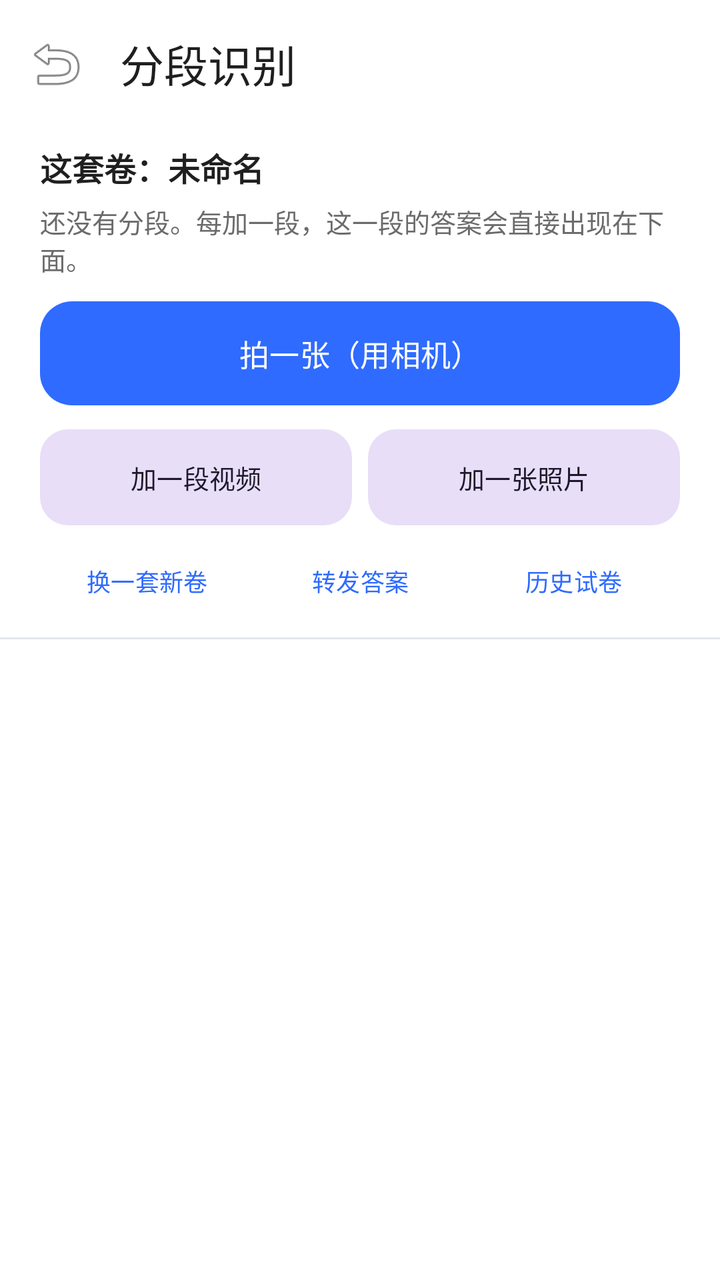
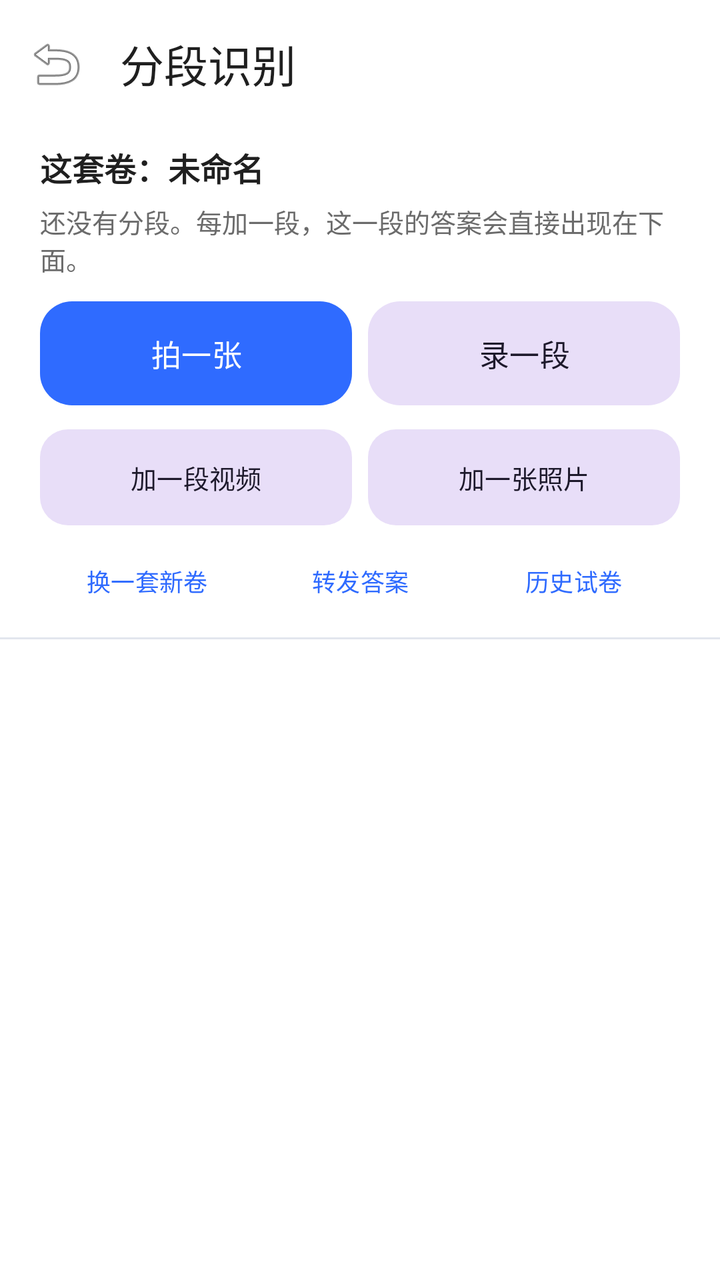

Compare the two renders of this Android layout. The source of the first and the diff that turns it into the second are given below.
<!-- AndroidManifest.xml: application theme Theme.VideoQuiz -->
<!-- res/layout/activity_paper.xml -->
<?xml version="1.0" encoding="utf-8"?>
<LinearLayout xmlns:android="http://schemas.android.com/apk/res/android"
    xmlns:app="http://schemas.android.com/apk/res-auto"
    android:layout_width="match_parent"
    android:layout_height="match_parent"
    android:background="@color/surface"
    android:orientation="vertical">

    <com.google.android.material.appbar.MaterialToolbar
        android:id="@+id/toolbar"
        android:layout_width="match_parent"
        android:layout_height="?attr/actionBarSize"
        android:background="@color/surface"
        app:navigationIcon="@android:drawable/ic_menu_revert"
        app:title="分段识别"
        app:titleTextColor="@color/onSurface" />

    <LinearLayout
        android:layout_width="match_parent"
        android:layout_height="wrap_content"
        android:orientation="vertical"
        android:paddingHorizontal="20dp"
        android:paddingTop="8dp">

        <TextView
            android:id="@+id/tvPaper"
            android:layout_width="match_parent"
            android:layout_height="wrap_content"
            android:text="这套卷：未命名"
            android:textColor="@color/onSurface"
            android:textSize="16sp"
            android:textStyle="bold" />

        <TextView
            android:id="@+id/tvSummary"
            android:layout_width="match_parent"
            android:layout_height="wrap_content"
            android:layout_marginTop="6dp"
            android:text="还没有分段。每加一段，这一段的答案会直接出现在下面。"
            android:textColor="@color/onSurfaceVariant"
            android:textSize="13sp" />

        <com.google.android.material.button.MaterialButton
            android:id="@+id/btnTakePhoto"
            android:layout_width="match_parent"
            android:layout_height="52dp"
            android:layout_marginTop="12dp"
            android:insetTop="0dp"
            android:insetBottom="0dp"
            android:maxLines="1"
            android:text="拍一张（用相机）"
            android:textSize="15sp"
            app:cornerRadius="16dp" />

        <LinearLayout
            android:layout_width="match_parent"
            android:layout_height="wrap_content"
            android:layout_marginTop="12dp"
            android:orientation="horizontal">

            <com.google.android.material.button.MaterialButton
                android:id="@+id/btnAddVideo"
                style="@style/Widget.Material3.Button.TonalButton"
                android:layout_width="0dp"
                android:layout_height="48dp"
                android:layout_weight="1"
                android:insetTop="0dp"
                android:insetBottom="0dp"
                android:text="加一段视频"
                android:textSize="13sp"
                app:cornerRadius="14dp" />

            <com.google.android.material.button.MaterialButton
                android:id="@+id/btnAddPhoto"
                style="@style/Widget.Material3.Button.TonalButton"
                android:layout_width="0dp"
                android:layout_height="48dp"
                android:layout_marginStart="8dp"
                android:layout_weight="1"
                android:insetTop="0dp"
                android:insetBottom="0dp"
                android:text="加一张照片"
                android:textSize="13sp"
                app:cornerRadius="14dp" />
        </LinearLayout>

        <LinearLayout
            android:layout_width="match_parent"
            android:layout_height="wrap_content"
            android:layout_marginTop="8dp"
            android:orientation="horizontal">

            <com.google.android.material.button.MaterialButton
                android:id="@+id/btnNewPaper"
                style="@style/Widget.Material3.Button.TextButton"
                android:layout_width="0dp"
                android:layout_height="40dp"
                android:layout_weight="1"
                android:insetTop="0dp"
                android:insetBottom="0dp"
                android:text="换一套新卷"
                android:textSize="12sp" />

            <com.google.android.material.button.MaterialButton
                android:id="@+id/btnShare"
                style="@style/Widget.Material3.Button.TextButton"
                android:layout_width="0dp"
                android:layout_height="40dp"
                android:layout_weight="1"
                android:insetTop="0dp"
                android:insetBottom="0dp"
                android:text="转发答案"
                android:textSize="12sp" />

            <com.google.android.material.button.MaterialButton
                android:id="@+id/btnHistory"
                style="@style/Widget.Material3.Button.TextButton"
                android:layout_width="0dp"
                android:layout_height="40dp"
                android:layout_weight="1"
                android:insetTop="0dp"
                android:insetBottom="0dp"
                android:maxLines="1"
                android:text="历史试卷"
                android:textSize="12sp" />
    </LinearLayout>
    </LinearLayout>

    <View
        android:layout_width="match_parent"
        android:layout_height="1dp"
        android:layout_marginTop="8dp"
        android:background="@color/outlineVariant" />

    <ScrollView
        android:id="@+id/scroll"
        android:layout_width="match_parent"
        android:layout_height="0dp"
        android:layout_weight="1"
        android:paddingHorizontal="20dp"
        android:paddingTop="12dp"
        android:paddingBottom="24dp"
        android:scrollbars="vertical">

        <LinearLayout
            android:id="@+id/answerList"
            android:layout_width="match_parent"
            android:layout_height="wrap_content"
            android:orientation="vertical" />
    </ScrollView>
</LinearLayout>
<!-- resources referenced by this layout -->
<resources>
  <color name="onSurface">#1F1F1F</color>
  <color name="onSurfaceVariant">#6B6B6B</color>
  <color name="outlineVariant">#E2E6EE</color>
  <color name="surface">#FFFFFF</color>
  <style name="Theme.VideoQuiz" parent="Theme.Material3.Light.NoActionBar">
          <item name="colorPrimary">@color/brand</item>
          <item name="colorOnPrimary">#FFFFFF</item>
          <item name="colorSurface">@color/surface</item>
          <item name="android:statusBarColor">@color/surface</item>
          <item name="android:windowLightStatusBar">true</item>
      </style>
  <color name="brand">#2F6BFF</color>
</resources>

<!-- the commit's change to res/layout/activity_paper.xml (unified diff, before → after) -->
@@ -40,17 +40,38 @@
             android:textColor="@color/onSurfaceVariant"
             android:textSize="13sp" />
 
-        <com.google.android.material.button.MaterialButton
-            android:id="@+id/btnTakePhoto"
+        <LinearLayout
             android:layout_width="match_parent"
-            android:layout_height="52dp"
+            android:layout_height="wrap_content"
             android:layout_marginTop="12dp"
-            android:insetTop="0dp"
-            android:insetBottom="0dp"
-            android:maxLines="1"
-            android:text="拍一张（用相机）"
-            android:textSize="15sp"
-            app:cornerRadius="16dp" />
+            android:orientation="horizontal">
+
+            <com.google.android.material.button.MaterialButton
+                android:id="@+id/btnTakePhoto"
+                android:layout_width="0dp"
+                android:layout_height="52dp"
+                android:layout_weight="1"
+                android:insetTop="0dp"
+                android:insetBottom="0dp"
+                android:maxLines="1"
+                android:text="拍一张"
+                android:textSize="15sp"
+                app:cornerRadius="16dp" />
+
+            <com.google.android.material.button.MaterialButton
+                android:id="@+id/btnTakeVideo"
+                style="@style/Widget.Material3.Button.TonalButton"
+                android:layout_width="0dp"
+                android:layout_height="52dp"
+                android:layout_marginStart="8dp"
+                android:layout_weight="1"
+                android:insetTop="0dp"
+                android:insetBottom="0dp"
+                android:maxLines="1"
+                android:text="录一段"
+                android:textSize="15sp"
+                app:cornerRadius="16dp" />
+        </LinearLayout>
 
         <LinearLayout
             android:layout_width="match_parent"
